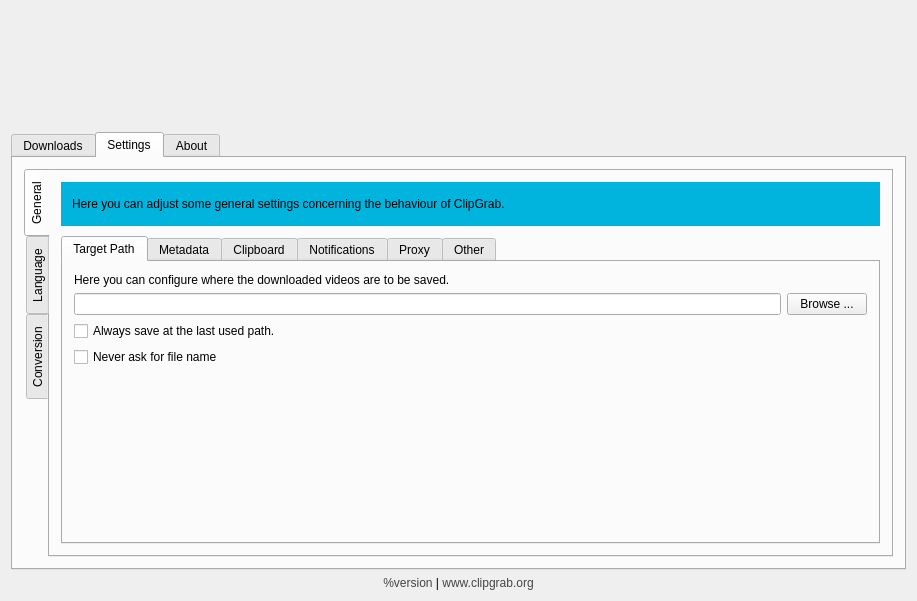
Before: the Qt Designer form src/ui/mainwindow.ui in hayguen/clipgrab, drawn with Qt 5.
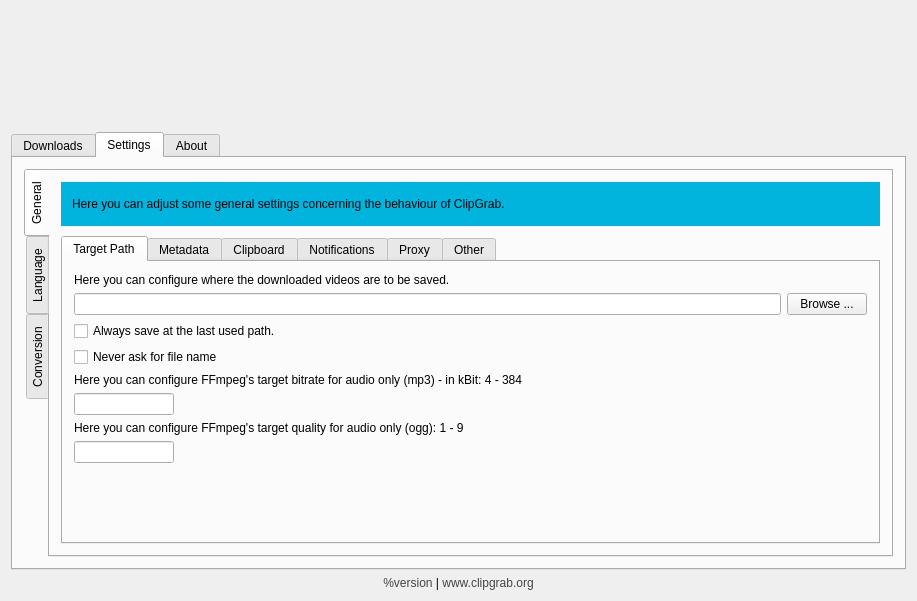
After: the same form once the commit is applied. Icons and pictures are not drawn.

Commit message: audio only: added PCM/WAV and mono, +options for bitrate and quality

What changed in the file:
```diff
--- a/src/ui/mainwindow.ui
+++ b/src/ui/mainwindow.ui
@@ -432,6 +432,40 @@
                  </widget>
                 </item>
                 <item row="7" column="0">
+                 <widget class="QLabel" name="label_audio_bitrate">
+                  <property name="text">
+                   <string>Here you can configure FFmpeg's target bitrate for audio only (mp3) - in kBit: 4 - 384</string>
+                  </property>
+                 </widget>
+                </item>
+                <item row="8" column="0">
+                 <widget class="QLineEdit" name="settingsAudioBitrate">
+                  <property name="maximumSize">
+                   <size>
+                    <width>100</width>
+                    <height>16777215</height>
+                   </size>
+                  </property>
+                 </widget>
+                </item>
+                <item row="9" column="0">
+                 <widget class="QLabel" name="label_audio_quality">
+                  <property name="text">
+                   <string>Here you can configure FFmpeg's target quality for audio only (ogg): 1 - 9</string>
+                  </property>
+                 </widget>
+                </item>
+                <item row="10" column="0">
+                 <widget class="QLineEdit" name="settingsAudioQuality">
+                  <property name="maximumSize">
+                   <size>
+                    <width>100</width>
+                    <height>16777215</height>
+                   </size>
+                  </property>
+                 </widget>
+                </item>
+                <item row="11" column="0">
                  <spacer name="verticalSpacer_5">
                   <property name="orientation">
                    <enum>Qt::Vertical</enum>
@@ -1256,14 +1290,6 @@
   </widget>
  </widget>
  <layoutdefault spacing="6" margin="11"/>
- <customwidgets>
-  <customwidget>
-   <class>CGWebEngineView</class>
-   <extends>QWidget</extends>
-   <header location="global">web_engine_view.h</header>
-   <container>1</container>
-  </customwidget>
- </customwidgets>
  <tabstops>
   <tabstop>downloadLineEdit</tabstop>
   <tabstop>downloadComboFormat</tabstop>
```
The commit also changes 12 other files.
